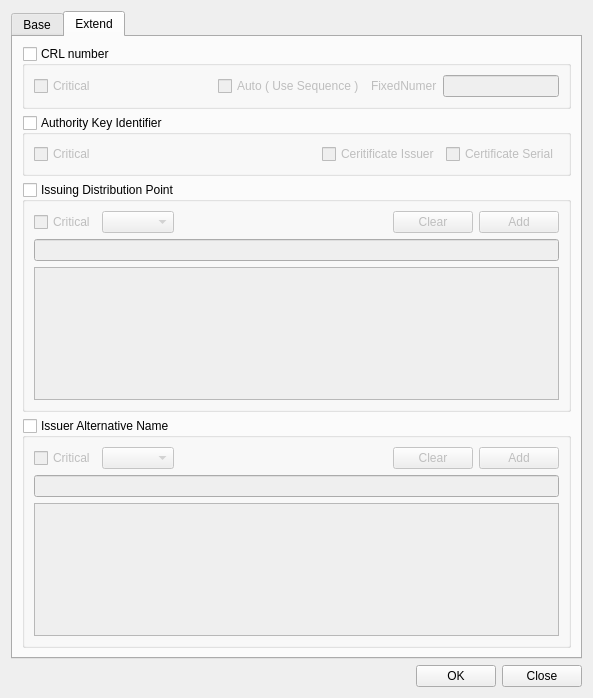
Before: the Qt Designer form CertMan/make_crl_profile_dlg.ui in jykim74/CertMan, drawn with Qt 5.
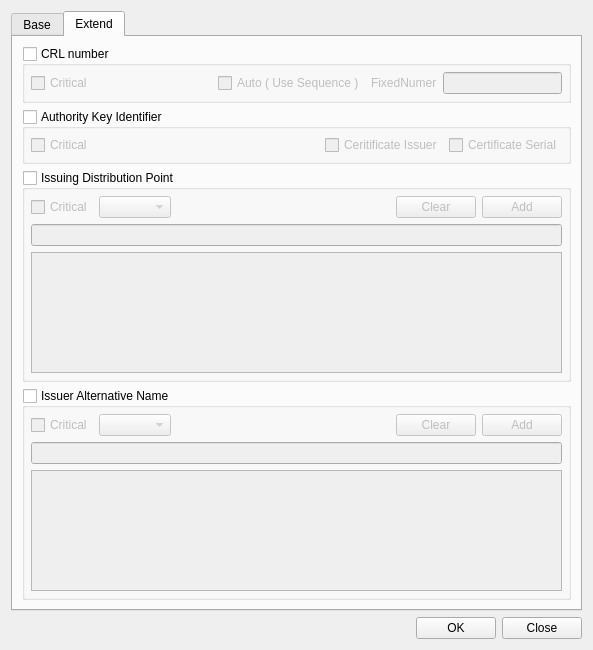
After: the same form once the commit is applied.

The edit to the form file:
```diff
--- a/CertMan/make_crl_profile_dlg.ui
+++ b/CertMan/make_crl_profile_dlg.ui
@@ -7,7 +7,7 @@
     <x>0</x>
     <y>0</y>
     <width>593</width>
-    <height>698</height>
+    <height>650</height>
    </rect>
   </property>
   <property name="windowTitle">
@@ -327,6 +327,18 @@
           <bool>false</bool>
          </property>
          <layout class="QVBoxLayout" name="verticalLayout_5">
+          <property name="leftMargin">
+           <number>6</number>
+          </property>
+          <property name="topMargin">
+           <number>6</number>
+          </property>
+          <property name="rightMargin">
+           <number>6</number>
+          </property>
+          <property name="bottomMargin">
+           <number>6</number>
+          </property>
           <item>
            <layout class="QGridLayout" name="gridLayout_9">
             <item row="0" column="2">
@@ -396,6 +408,18 @@
           <bool>false</bool>
          </property>
          <layout class="QVBoxLayout" name="verticalLayout_6">
+          <property name="leftMargin">
+           <number>6</number>
+          </property>
+          <property name="topMargin">
+           <number>6</number>
+          </property>
+          <property name="rightMargin">
+           <number>6</number>
+          </property>
+          <property name="bottomMargin">
+           <number>6</number>
+          </property>
           <item>
            <layout class="QGridLayout" name="gridLayout_5">
             <item row="0" column="3">
@@ -455,6 +479,18 @@
           <bool>false</bool>
          </property>
          <layout class="QVBoxLayout" name="verticalLayout_7">
+          <property name="leftMargin">
+           <number>6</number>
+          </property>
+          <property name="topMargin">
+           <number>6</number>
+          </property>
+          <property name="rightMargin">
+           <number>6</number>
+          </property>
+          <property name="bottomMargin">
+           <number>6</number>
+          </property>
           <item>
            <layout class="QGridLayout" name="gridLayout_6">
             <item row="0" column="4">
@@ -530,6 +566,18 @@
           <bool>false</bool>
          </property>
          <layout class="QVBoxLayout" name="verticalLayout_8">
+          <property name="leftMargin">
+           <number>6</number>
+          </property>
+          <property name="topMargin">
+           <number>6</number>
+          </property>
+          <property name="rightMargin">
+           <number>6</number>
+          </property>
+          <property name="bottomMargin">
+           <number>6</number>
+          </property>
           <item>
            <layout class="QGridLayout" name="gridLayout_7">
             <item row="0" column="3">
```
Left out of the diff: 12 changed lines with no effect on the pictures.
